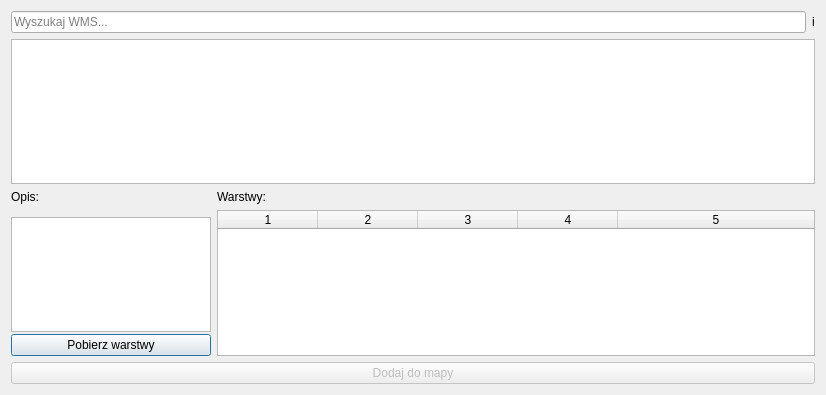
Old version of the form gissupport_plugin/modules/wms/baza_wms_dialog_base.ui in the repository gis-support/gis-support-plugin.
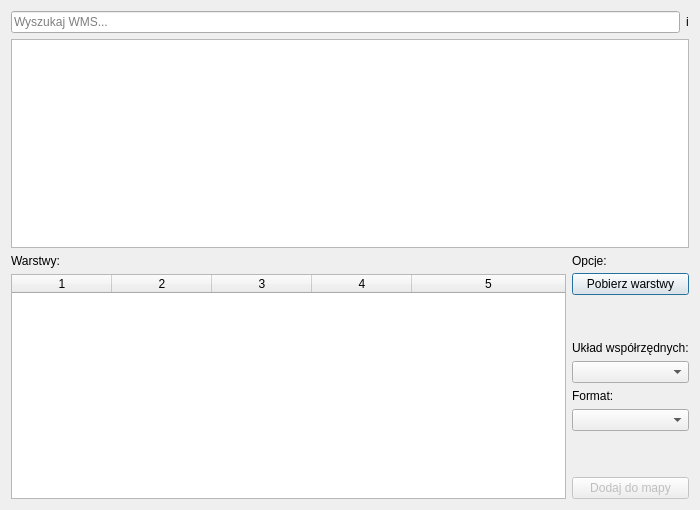
New version of the form. Custom widgets are drawn as their Qt base class.

Commit message: WGS-10 Zmiany w module Baza WMS

```diff
--- a/gissupport_plugin/modules/wms/baza_wms_dialog_base.ui
+++ b/gissupport_plugin/modules/wms/baza_wms_dialog_base.ui
@@ -6,8 +6,8 @@
    <rect>
     <x>0</x>
     <y>0</y>
-    <width>826</width>
-    <height>395</height>
+    <width>700</width>
+    <height>510</height>
    </rect>
   </property>
   <property name="minimumSize">
@@ -68,56 +68,6 @@
    </item>
    <item>
     <layout class="QHBoxLayout" name="horizontalLayout">
-     <item>
-      <layout class="QVBoxLayout" name="verticalLayout_L">
-       <item>
-        <widget class="QLabel" name="label">
-         <property name="text">
-          <string>Opis:</string>
-         </property>
-        </widget>
-       </item>
-       <item>
-        <widget class="QPlainTextEdit" name="descriptionTextEdit">
-         <property name="minimumSize">
-          <size>
-           <width>0</width>
-           <height>115</height>
-          </size>
-         </property>
-         <property name="maximumSize">
-          <size>
-           <width>200</width>
-           <height>100</height>
-          </size>
-         </property>
-         <property name="readOnly">
-          <bool>true</bool>
-         </property>
-        </widget>
-       </item>
-       <item>
-        <spacer name="verticalSpacer">
-         <property name="orientation">
-          <enum>Qt::Vertical</enum>
-         </property>
-         <property name="sizeHint" stdset="0">
-          <size>
-           <width>20</width>
-           <height>40</height>
-          </size>
-         </property>
-        </spacer>
-       </item>
-       <item>
-        <widget class="QPushButton" name="getLayersButton">
-         <property name="text">
-          <string>Pobierz warstwy</string>
-         </property>
-        </widget>
-       </item>
-      </layout>
-     </item>
      <item>
       <layout class="QVBoxLayout" name="verticalLayout_R">
        <item>
@@ -162,20 +112,120 @@
        </item>
       </layout>
      </item>
+     <item>
+      <layout class="QVBoxLayout" name="verticalLayout_L">
+       <property name="spacing">
+        <number>6</number>
+       </property>
+       <item>
+        <widget class="QLabel" name="optionsLabel">
+         <property name="sizePolicy">
+          <sizepolicy hsizetype="Preferred" vsizetype="Fixed">
+           <horstretch>0</horstretch>
+           <verstretch>0</verstretch>
+          </sizepolicy>
+         </property>
+         <property name="maximumSize">
+          <size>
+           <width>16777215</width>
+           <height>13</height>
+          </size>
+         </property>
+         <property name="text">
+          <string>Opcje:</string>
+         </property>
+        </widget>
+       </item>
+       <item>
+        <widget class="QPushButton" name="getLayersButton">
+         <property name="text">
+          <string>Pobierz warstwy</string>
+         </property>
+        </widget>
+       </item>
+       <item>
+        <spacer name="verticalSpacer_2">
+         <property name="orientation">
+          <enum>Qt::Vertical</enum>
+         </property>
+         <property name="sizeHint" stdset="0">
+          <size>
+           <width>20</width>
+           <height>40</height>
+          </size>
+         </property>
+        </spacer>
+       </item>
+       <item>
+        <layout class="QVBoxLayout" name="verticalLayout_2">
+         <item>
+          <widget class="QLabel" name="crsLabel">
+           <property name="maximumSize">
+            <size>
+             <width>16777215</width>
+             <height>16777215</height>
+            </size>
+           </property>
+           <property name="text">
+            <string>Układ współrzędnych:</string>
+           </property>
+          </widget>
+         </item>
+         <item>
+          <widget class="QComboBox" name="crsCb"/>
+         </item>
+        </layout>
+       </item>
+       <item>
+        <layout class="QVBoxLayout" name="verticalLayout_3">
+         <item>
+          <widget class="QLabel" name="formatLabel">
+           <property name="text">
+            <string>Format:</string>
+           </property>
+          </widget>
+         </item>
+         <item>
+          <widget class="QComboBox" name="formatCb"/>
+         </item>
+        </layout>
+       </item>
+       <item>
+        <spacer name="verticalSpacer_3">
+         <property name="orientation">
+          <enum>Qt::Vertical</enum>
+         </property>
+         <property name="sizeHint" stdset="0">
+          <size>
+           <width>20</width>
+           <height>40</height>
+          </size>
+         </property>
+        </spacer>
+       </item>
+       <item>
+        <widget class="QPushButton" name="addLayersButton">
+         <property name="enabled">
+          <bool>false</bool>
+         </property>
+         <property name="text">
+          <string>Dodaj do mapy</string>
+         </property>
+        </widget>
+       </item>
+      </layout>
+     </item>
     </layout>
    </item>
-   <item>
-    <widget class="QPushButton" name="addLayersButton">
-     <property name="enabled">
-      <bool>false</bool>
-     </property>
-     <property name="text">
-      <string>Dodaj do mapy</string>
-     </property>
-    </widget>
-   </item>
   </layout>
  </widget>
+ <customwidgets>
+  <customwidget>
+   <class>QgsFilterLineEdit</class>
+   <extends>QLineEdit</extends>
+   <header>qgsfilterlineedit.h</header>
+  </customwidget>
+ </customwidgets>
  <resources/>
  <connections/>
 </ui>
```
Left out of the diff: 8 changed lines with no effect on the pictures. The commit also changes 2 other files.
